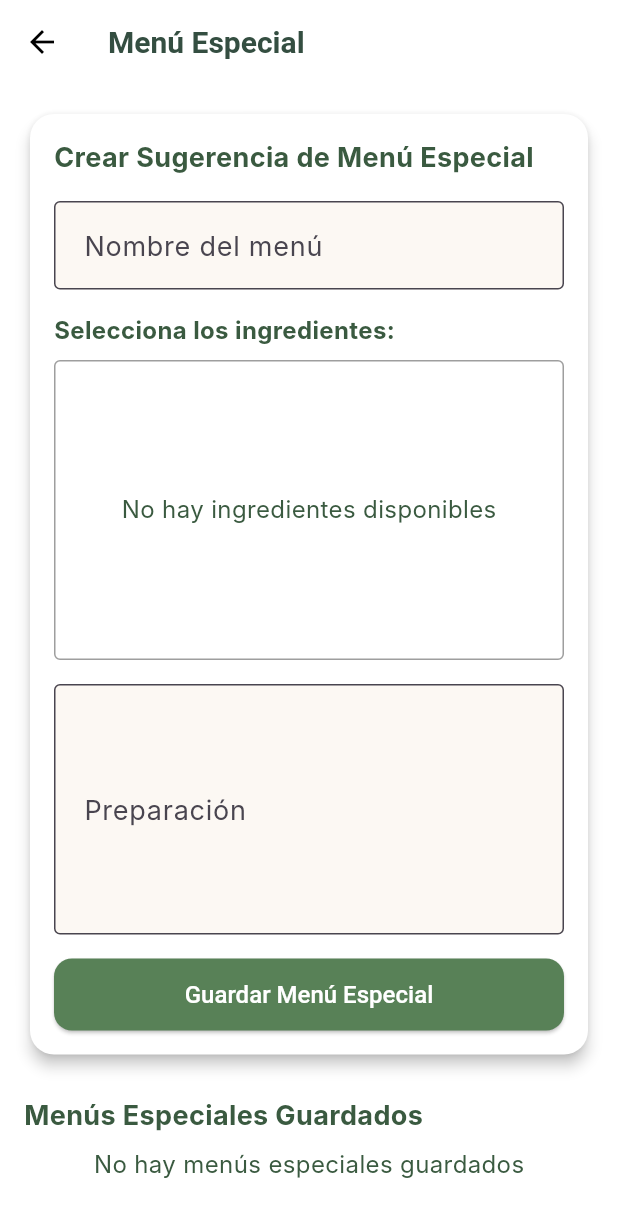
After one commit to Leojgp/fl_examen_final, a Flutter app: the screen it shows after launch, after a tap on "Menu Especial", on a phone screen of 412 x 824 dp. The commit adds this screen. Shown: the top 1217 px of the screen. Run offline on Flutter 3.47's test engine with Material 3 defaults, Android fonts, the light colour scheme and no system bars; our stand-ins replace cloud_firestore, firebase_auth, firebase_core, fl_chart, font_awesome_flutter, google_sign_in and 2 more; missing offline and left inert: cloud_firestore_odm; accounts and stored records are empty; generated files the repository leaves out were written again; Roboto replaces fonts that are missing (Inter); statements that could not run were skipped.

Commit message:
Pantalla implementada

```diff
--- /dev/null
+++ b/lib/models/menu_especial.dart
@@ -0,0 +1,37 @@
+import 'package:cloud_firestore/cloud_firestore.dart';
+
+class MenuEspecial {
+  final String? id;
+  final String nombre;
+  final String ingredientes;
+  final String preparacion;
+  final DateTime? createdAt;
+
+  MenuEspecial({
+    this.id,
+    required this.nombre,
+    required this.ingredientes,
+    required this.preparacion,
+    this.createdAt,
+  });
+
+  factory MenuEspecial.fromFirestore(DocumentSnapshot doc) {
+    final data = doc.data() as Map<String, dynamic>;
+    return MenuEspecial(
+      id: doc.id,
+      nombre: data['nombre'] ?? '',
+      ingredientes: data['ingredientes'] ?? '',
+      preparacion: data['preparacion'] ?? '',
+      createdAt: (data['createdAt'] as Timestamp?)?.toDate(),
+    );
+  }
+
+  Map<String, dynamic> toFirestore() {
+    return {
+      'nombre': nombre,
+      'ingredientes': ingredientes,
+      'preparacion': preparacion,
+      'createdAt': createdAt != null ? Timestamp.fromDate(createdAt!) : FieldValue.serverTimestamp(),
+    };
+  }
+}
--- a/lib/screens/onboarding/welcome_screen.dart
+++ b/lib/screens/onboarding/welcome_screen.dart
@@ -1,5 +1,6 @@
 import 'package:fl_examen_final/providers/user_provider.dart';
 import 'package:fl_examen_final/screens/onboarding/components/theme_selector.dart';
+import 'package:fl_examen_final/screens/settings/menu_especial.dart';
 import 'package:fl_examen_final/services/user_service.dart';
 import 'package:fl_examen_final/theme/theme_provider.dart';
 import 'package:firebase_auth/firebase_auth.dart';
@@ -221,6 +222,21 @@ class _InicioScreenState extends State<InicioScreen> {
                   ),
                 ),
               ),
+              const Spacer(),
+              Center(
+                child: SizedBox(
+                  width: 250,
+                  child: ElevatedButton(
+                    onPressed: () {
+                      Navigator.push(
+                        context,
+                        _slideTransition(const MenuEspecial()),
+                      );
+                    },
+                    child: Text('Menu Especial'),
+                  ),
+                ),
+              ),
               const SizedBox(height: 16),
               Row(
                 mainAxisAlignment: MainAxisAlignment.center,
--- a/lib/screens/settings/menu_especial.dart
+++ b/lib/screens/settings/menu_especial.dart
@@ -0,0 +1,306 @@
+import 'package:flutter/material.dart';
+import 'package:cloud_firestore/cloud_firestore.dart';
+import 'package:fl_examen_final/utils/errors.dart';
+import 'package:fl_examen_final/services/ingredient_service.dart';
+import 'package:fl_examen_final/models/ingredient.dart';
+
+class MenuEspecial extends StatefulWidget {
+  const MenuEspecial({super.key});
+
+  @override
+  State<MenuEspecial> createState() => _MenuEspecialState();
+}
+
+class _MenuEspecialState extends State<MenuEspecial> {
+  final _formKey = GlobalKey<FormState>();
+  final TextEditingController _nombreController = TextEditingController();
+  final TextEditingController _preparacionController = TextEditingController();
+
+  List<Map<String, dynamic>> _menusSugeridos = [];
+  List<Ingredient> _todosLosIngredientes = [];
+  List<Ingredient> _ingredientesSeleccionados = [];
+
+  bool _isLoading = true;
+  bool _isLoadingIngredients = true;
+
+  @override
+  void initState() {
+    super.initState();
+    _cargarMenusEspeciales();
+    _cargarIngredientes();
+  }
+
+  @override
+  void dispose() {
+    _nombreController.dispose();
+    _preparacionController.dispose();
+    super.dispose();
+  }
+
+  Future<void> _cargarIngredientes() async {
+    setState(() {
+      _isLoadingIngredients = true;
+    });
+
+    try {
+      _todosLosIngredientes = await getIngredients();
+
+      setState(() {
+        _isLoadingIngredients = false;
+      });
+    } catch (e) {
+      setState(() {
+        _isLoadingIngredients = false;
+      });
+      print('error');
+    }
+  }
+
+    Future<void> _eliminarMenuEspecial(String id) async {
+    try {
+      await FirebaseFirestore.instance.collection('menu_especial').doc(id).delete();
+      _cargarMenusEspeciales();
+
+      ScaffoldMessenger.of(context).showSnackBar(
+        const SnackBar(content: Text('Menú especial eliminado correctamente')),
+      );
+    } catch (e) {
+      print('error');
+    }
+  }
+
+  Future<void> _cargarMenusEspeciales() async {
+    setState(() {
+      _isLoading = true;
+    });
+
+    try {
+      final snapshot = await FirebaseFirestore.instance.collection('menu_especial').get();
+
+      setState(() {
+        _menusSugeridos = snapshot.docs.map((doc) {
+          final data = doc.data();
+          return {
+            'id': doc.id,
+            'nombre': data['nombre'] ?? '',
+            'ingredientes': data['ingredientes'] ?? [],
+            'preparacion': data['preparacion'] ?? '',
+          };
+        }).toList();
+        _isLoading = false;
+      });
+    } catch (e) {
+      setState(() {
+        _isLoading = false;
+      });
+      print('error');
+    }
+  }
+
+  void _toggleIngredientSelection(Ingredient ingredient) {
+    setState(() {
+      if (_ingredientesSeleccionados.any((item) => item.id == ingredient.id)) {
+        _ingredientesSeleccionados.removeWhere((item) => item.id == ingredient.id);
+      } else {
+        _ingredientesSeleccionados.add(ingredient);
+      }
+    });
+  }
+
+  @override
+  Widget build(BuildContext context) {
+    return Scaffold(
+      appBar: AppBar(
+        title: const Text('Menú Especial'),
+      ),
+      body: _isLoadingIngredients
+          ? const Center(child: CircularProgressIndicator())
+          : SingleChildScrollView(
+              padding: const EdgeInsets.all(16.0),
+              child: Column(
+                crossAxisAlignment: CrossAxisAlignment.start,
+                children: [
+                  Card(
+                    elevation: 4,
+                    child: Padding(
+                      padding: const EdgeInsets.all(16.0),
+                      child: Form(
+                        key: _formKey,
+                        child: Column(
+                          crossAxisAlignment: CrossAxisAlignment.start,
+                          children: [
+                            const Text(
+                              'Crear Sugerencia de Menú Especial',
+                              style: TextStyle(
+                                fontSize: 18,
+                                fontWeight: FontWeight.bold,
+                              ),
+                            ),
+                            const SizedBox(height: 16),
+                            TextFormField(
+                              controller: _nombreController,
+                              decoration: const InputDecoration(
+                                labelText: 'Nombre del menú',
+                                border: OutlineInputBorder(),
+                              ),
+                              validator: (value) {
+                                if (value == null || value.isEmpty) {
+                                  return 'Por favor, ingresa un nombre para el menú';
+                                }
+                                return null;
+                              },
+                            ),
+                            const SizedBox(height: 16),
+                            const Text(
+                              'Selecciona los ingredientes:',
+                              style: TextStyle(
+                                fontWeight: FontWeight.bold,
+                                fontSize: 16,
+                              ),
+                            ),
+                            const SizedBox(height: 8),
+                            Container(
+                              decoration: BoxDecoration(
+                                border: Border.all(color: Colors.grey),
+                                borderRadius: BorderRadius.circular(4),
+                              ),
+                              height: 200,
+                              child: _todosLosIngredientes.isEmpty
+                                  ? const Center(child: Text('No hay ingredientes disponibles'))
+                                  : ListView.builder(
+                                      itemCount: _todosLosIngredientes.length,
+                                      itemBuilder: (context, index) {
+                                        final ingredient = _todosLosIngredientes[index];
+                                        final isSelected = _ingredientesSeleccionados
+                                            .any((item) => item.id == ingredient.id);
+
+                                        return CheckboxListTile(
+                                          title: Text(ingredient.name),
+                                          subtitle: Text('${ingredient.caloriesPer100} cal/100${ingredient.unit}'),
+                                          secondary: ingredient.imageUrl.isNotEmpty
+                                              ? CircleAvatar(
+                                                  backgroundImage: NetworkImage(ingredient.imageUrl),
+                                                )
+                                              : const CircleAvatar(
+                                                  child: Icon(Icons.food_bank),
+                                                ),
+                                          value: isSelected,
+                                          onChanged: (_) => _toggleIngredientSelection(ingredient),
+                                        );
+                                      },
+                                    ),
+                            ),
+                            const SizedBox(height: 16),
+                            TextFormField(
+                              controller: _preparacionController,
+                              decoration: const InputDecoration(
+                                labelText: 'Preparación',
+                                border: OutlineInputBorder(),
+                              ),
+                              validator: (value) {
+                                if (value == null || value.isEmpty) {
+                                  return 'Por favor, ingresa las instrucciones de preparación';
+                                }
+                                return null;
+                              },
+                              maxLines: 5,
+                            ),
+                            const SizedBox(height: 16),
+                            Center(
+                              child: ElevatedButton(
+                                onPressed: () {},
+                                child: const Text('Guardar Menú Especial'),
+                              ),
+                            ),
+                          ],
+                        ),
+                      ),
+                    ),
+                  ),
+                  const SizedBox(height: 24),
+                  const Text(
+                    'Menús Especiales Guardados',
+                    style: TextStyle(
+                      fontSize: 18,
+                      fontWeight: FontWeight.bold,
+                    ),
+                  ),
+                  const SizedBox(height: 8),
+                  _isLoading
+                      ? const Center(child: CircularProgressIndicator())
+                      : _menusSugeridos.isEmpty
+                          ? const Center(
+                              child: Text('No hay menús especiales guardados'),
+                            )
+                          : ListView.builder(
+                              shrinkWrap: true,
+                              physics: const NeverScrollableScrollPhysics(),
+                              itemCount: _menusSugeridos.length,
+                              itemBuilder: (context, index) {
+                                final menu = _menusSugeridos[index];
+                                final List<dynamic> ingredientes = menu['ingredientes'] is List
+                                    ? menu['ingredientes']
+                                    : [];
+
+                                return Card(
+                                  margin: const EdgeInsets.only(bottom: 8),
+                                  child: ExpansionTile(
+                                    title: Text(menu['nombre']),
+                                    children: [
+                                      Padding(
+                                        padding: const EdgeInsets.all(16.0),
+                                        child: Column(
+                                          crossAxisAlignment: CrossAxisAlignment.start,
+                                          children: [
+                                            const Text(
+                                              'Ingredientes:',
+                                              style: TextStyle(fontWeight: FontWeight.bold),
+                                            ),
+                                            if (ingredientes.isNotEmpty)
+                                              ListView.builder(
+                                                shrinkWrap: true,
+                                                physics: const NeverScrollableScrollPhysics(),
+                                                itemCount: ingredientes.length,
+                                                itemBuilder: (context, i) {
+                                                  final ingrediente = ingredientes[i];
+                                                  return ListTile(
+                                                    dense: true,
+                                                    leading: const Icon(Icons.check),
+                                                    title: Text(ingrediente['name'] ?? 'Ingrediente sin nombre'),
+                                                  );
+                                                },
+                                              )
+                                            else
+                                              const Text('No hay ingredientes registrados'),
+                                            const SizedBox(height: 8),
+                                            const Text(
+                                              'Preparación:',
+                                              style: TextStyle(fontWeight: FontWeight.bold),
+                                            ),
+                                            Text(menu['preparacion']),
+                                            const SizedBox(height: 16),
+                                            Center(
+                                              child: ElevatedButton.icon(
+                                                onPressed: () => _eliminarMenuEspecial(menu['id']),
+                                                icon: const Icon(Icons.delete),
+                                                label: const Text('Eliminar Menú'),
+                                                style: ElevatedButton.styleFrom(
+                                                  backgroundColor: Colors.red,
+                                                  foregroundColor: Colors.white,
+                                                ),
+                                              ),
+                                            ),
+                                          ],
+                                        ),
+                                      ),
+                                    ],
+                                  ),
+                                );
+                              },
+                            ),
+                ],
+              ),
+            ),
+    );
+  }
+}
```
Also changed, not shown: lib/screens/settings/settings_screen.dart (+14 -0 lines), lib/services/menu_especial_service.dart (added, +48 -0 lines), lib/screens/screens.dart (line endings or trailing spaces), 2 other files.
